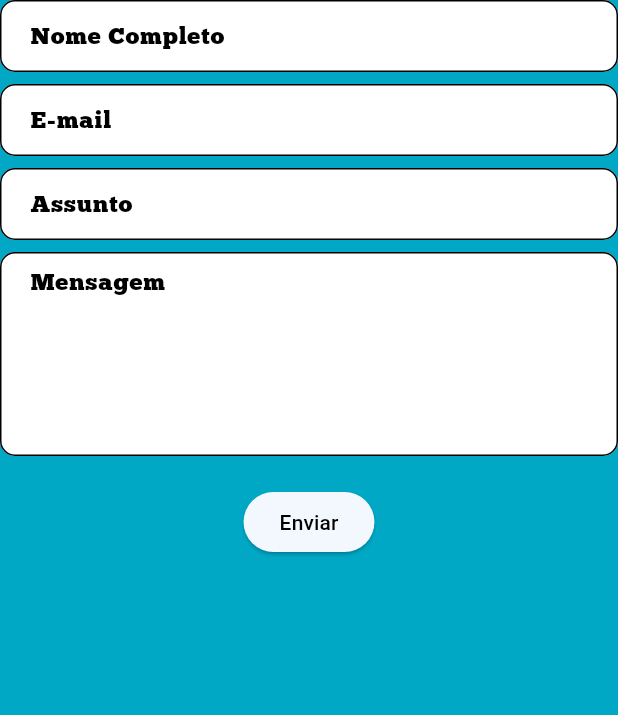
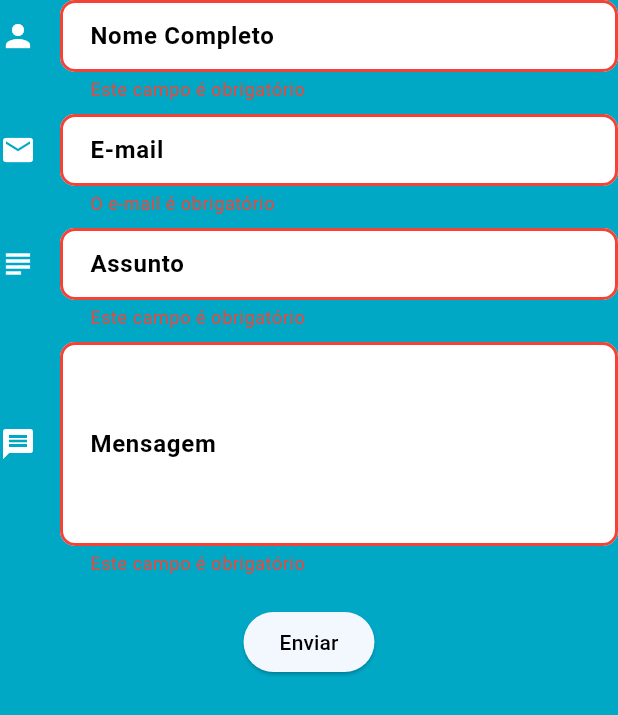
Before and after one commit to GugaDev7/this_is_gustavo, a Flutter app: the ContactForm widget shown alone on an empty page, opened directly with empty values, after a tap on "Enviar", on a phone screen of 412 x 824 dp. Shown: the top 715 px of the screen. Run offline on Flutter 3.47's test engine with Material 3 defaults, Android fonts, the phone set to English and light mode, and no system bars; our stand-ins replace flutter_svg.

Commit message:
ajustes de nagação e internacionalização dos campos do formulário

```diff
--- a/lib/l10n/strings.dart
+++ b/lib/l10n/strings.dart
@@ -51,6 +51,13 @@ Sou movido por desafios e estou sempre em busca de aprimorar minhas habilidades
       'welcomecontact':
           'Entre em contato\nFico à disposição para conversar sobre oportunidades, projetos ou colaborações. \nPreencha o formulário ou use os links abaixo para me contatar.',
       'sendMessage': 'Enviar',
+      'name': 'Nome Completo',
+      'email': 'E-mail',
+      'subject': 'Assunto',
+      'message': 'Mensagem',
+      'fieldRequired': 'Este campo é obrigatório',
+      'emailRequired': 'O e-mail é obrigatório',
+      'invalidEmail': 'Por favor, insira um e-mail válido',
     },
 
     AppLanguage.en: {
@@ -91,6 +98,13 @@ Driven by challenges, I continuously seek to enhance my technical skills, produc
       'welcomecontact':
           '''Get in touch\nI'm available to discuss opportunities, projects, or collaborations. \nFill out the form or use the links below to reach out.''',
       'sendMessage': 'Send',
+      'name': 'Full Name',
+      'email': 'Email',
+      'subject': 'Subject',
+      'message': 'Message',
+      'fieldRequired': 'This field is required',
+      'emailRequired': 'Email is required',
+      'invalidEmail': 'Please enter a valid email',
     },
   };
 
--- a/lib/themes/decorations/input_decorations.dart
+++ b/lib/themes/decorations/input_decorations.dart
@@ -13,8 +13,10 @@ class GetInputDecoration {
     Color? fillColor,
   }) {
     return InputDecoration(
-      icon: icon != null ? Icon(icon) : null,
-      hintText: label,
+      icon: icon != null ? Icon(icon, color: Colors.white) : null,
+      labelText: label,
+      labelStyle: TextStyle(color: Colors.black, fontWeight: FontWeight.bold),
+      hintText: hint,
       hintStyle: TextStyles.textFieldDark,
       fillColor: Colors.white,
       filled: true,
--- a/lib/utils/navigation_helpers.dart
+++ b/lib/utils/navigation_helpers.dart
@@ -1,4 +1,5 @@
 import 'package:flutter/material.dart';
+import 'package:this_is_gustavo/core/app_scaffold.dart';
 
 void navigateWithSlide(
   BuildContext context,
@@ -9,7 +10,7 @@ void navigateWithSlide(
 }) {
   final route = PageRouteBuilder(
     settings: routeName != null ? RouteSettings(name: routeName) : null,
-    pageBuilder: (_, __, ___) => page,
+    pageBuilder: (_, __, ___) => AppScaffold(child: page),
     transitionDuration: const Duration(milliseconds: 1000),
     transitionsBuilder: (_, animation, __, child) {
       final begin = Offset(toLeft ? 1.0 : -1.0, 0.0);
@@ -40,7 +41,7 @@ void navigateWithFade(
 }) {
   final route = PageRouteBuilder(
     settings: routeName != null ? RouteSettings(name: routeName) : null,
-    pageBuilder: (_, __, ___) => page,
+    pageBuilder: (_, __, ___) => AppScaffold(child: page),
     transitionDuration: const Duration(milliseconds: 600),
     transitionsBuilder: (_, animation, __, child) {
       return FadeTransition(opacity: animation, child: child);
--- a/lib/view/widgets/contact_form.dart
+++ b/lib/view/widgets/contact_form.dart
@@ -3,44 +3,115 @@ import '../../core/viewmodels/contact_viewmodel.dart';
 import '../../themes/decorations/input_decorations.dart';
 import '../../l10n/strings.dart';
 
-class ContactForm extends StatelessWidget {
+class ContactForm extends StatefulWidget {
   final ContactViewModel vm;
   const ContactForm({super.key, required this.vm});
+
+  @override
+  State<ContactForm> createState() => _ContactFormState();
+}
+
+class _ContactFormState extends State<ContactForm> {
+  final _formKey = GlobalKey<FormState>();
+  final _nameController = TextEditingController();
+  final _emailController = TextEditingController();
+  final _subjectController = TextEditingController();
+  final _messageController = TextEditingController();
+
+  @override
+  void dispose() {
+    _nameController.dispose();
+    _emailController.dispose();
+    _subjectController.dispose();
+    _messageController.dispose();
+    super.dispose();
+  }
+
+  String? _validateEmail(String? value) {
+    if (value == null || value.isEmpty) {
+      return AppStrings.get('emailRequired');
+    }
+    final emailRegex = RegExp(r'^[\w-\.]+@([\w-]+\.)+[\w-]{2,4}$');
+    if (!emailRegex.hasMatch(value)) {
+      return AppStrings.get('invalidEmail');
+    }
+    return null;
+  }
+
+  String? _validateRequired(String? value) {
+    if (value == null || value.isEmpty) {
+      return AppStrings.get('fieldRequired');
+    }
+    return null;
+  }
 
   @override
   Widget build(BuildContext context) {
     final isDarkMode = Theme.of(context).brightness == Brightness.dark;
 
-    return Column(
+    return Form(
+      key: _formKey,
+      child: Column(
         children: [
           TextFormField(
+            controller: _nameController,
             decoration: GetInputDecoration.getInputDecoration(
-            label: "Nome Completo",
+              label: AppStrings.get('name'),
+              icon: Icons.person,
             ),
-          onChanged: vm.setName,
+            validator: _validateRequired,
+            onChanged: widget.vm.setName,
+            textInputAction: TextInputAction.next,
           ),
           const SizedBox(height: 8),
           TextFormField(
-          decoration: GetInputDecoration.getInputDecoration(label: "E-mail"),
-          onChanged: vm.setEmail,
+            controller: _emailController,
+            decoration: GetInputDecoration.getInputDecoration(
+              label: AppStrings.get('email'),
+              icon: Icons.email,
+            ),
+            validator: _validateEmail,
+            onChanged: widget.vm.setEmail,
+            keyboardType: TextInputType.emailAddress,
+            textInputAction: TextInputAction.next,
           ),
           const SizedBox(height: 8),
           TextFormField(
-          decoration: GetInputDecoration.getInputDecoration(label: "Assunto"),
-          onChanged: vm.setSubject,
+            controller: _subjectController,
+            decoration: GetInputDecoration.getInputDecoration(
+              label: AppStrings.get('subject'),
+              icon: Icons.subject,
+            ),
+            validator: _validateRequired,
+            onChanged: widget.vm.setSubject,
+            textInputAction: TextInputAction.next,
           ),
           const SizedBox(height: 8),
           TextFormField(
+            controller: _messageController,
             minLines: 5,
             maxLines: 5,
-          decoration: GetInputDecoration.getInputDecoration(label: "Mensagem"),
-          onChanged: vm.setMessage,
+            decoration: GetInputDecoration.getInputDecoration(
+              label: AppStrings.get('message'),
+              icon: Icons.message,
+            ),
+            validator: _validateRequired,
+            onChanged: widget.vm.setMessage,
+            textInputAction: TextInputAction.newline,
+            keyboardType: TextInputType.multiline,
           ),
           const SizedBox(height: 20),
           ElevatedButton(
-          onPressed: vm.isLoading ? null : vm.send,
+            onPressed:
+                widget.vm.isLoading
+                    ? null
+                    : () {
+                      if (_formKey.currentState?.validate() ?? false) {
+                        widget.vm.send();
+                      }
+                    },
             child:
-              vm.isLoading
+                widget.vm.isLoading
                     ? const CircularProgressIndicator()
                     : Text(
                       AppStrings.get('sendMessage'),
@@ -50,6 +121,7 @@ class ContactForm extends StatelessWidget {
                     ),
           ),
         ],
+      ),
     );
   }
 }
```
Also changed, not shown: lib/core/app_scaffold.dart (added, +16 -0 lines), lib/main.dart (+12 -1 lines), lib/themes/decorations/appbar_decorations.dart (+37 -4 lines), lib/utils/navigation_button.dart (added, +41 -0 lines). Lines whose indentation alone changed are shown as unchanged.
